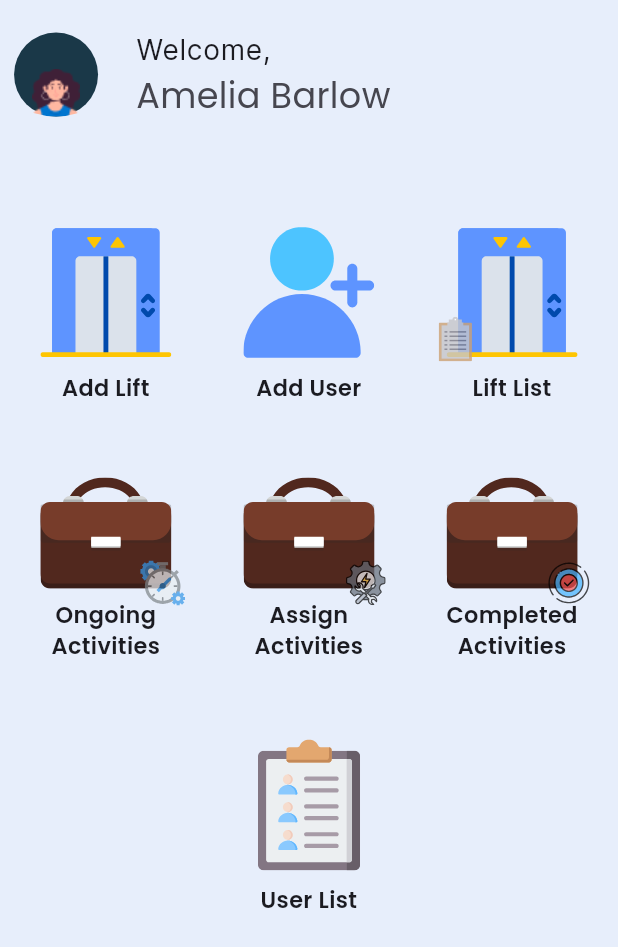
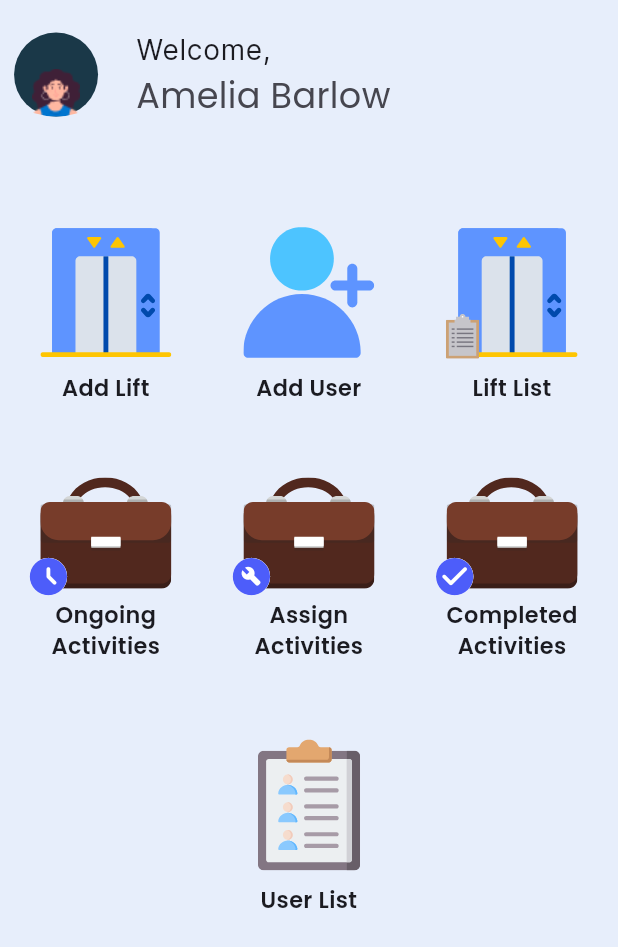
Before and after one commit to iam-niraj/neerp, a Flutter app: the DashboardView screen opened directly, on a phone screen of 412 x 824 dp. Shown: the top 947 px of the screen. Run offline on Flutter 3.47's test engine with Material 2 defaults, Android fonts, the phone set to English and light mode, and no system bars; our stand-ins replace bloc, bloc_concurrency, dartz, equatable, flutter_bloc, flutter_screenutil and 3 more; missing offline and left inert: api_cache_manager, flow_builder; accounts and stored records are empty.

Commit message:
minor changes #15

```diff
--- a/lib/app/main.dart
+++ b/lib/app/main.dart
@@ -90,7 +90,8 @@ class MyAppView extends StatelessWidget {
         themeMode: themeMode,
         theme: theme(ThemeMode.light, settings),
         darkTheme: theme(ThemeMode.dark, settings),
-        builder: (context, child) {
+        home: DashboardView(),
+        /*  builder: (context, child) {
           return BlocListener<AuthBlocBloc, AuthBlocState>(
             listener: (context, state) {
               switch (state.status) {
@@ -113,7 +114,7 @@ class MyAppView extends StatelessWidget {
             child: child,
           );
         },
-        onGenerateRoute: (_) => SplashPage.route(),
+        onGenerateRoute: (_) => SplashPage.route(), */
       ),
     );
   }
--- /dev/null
+++ b/lib/models/completed_activity/completed_activities__list_error_response.dart
@@ -0,0 +1,28 @@
+import 'dart:convert';
+
+CompletedActivitiesListErrorResponse completedActivitiesErrorResponseJson(
+        String str) =>
+    CompletedActivitiesListErrorResponse.fromJson(json.decode(str));
+
+class CompletedActivitiesListErrorResponse {
+  int? success;
+  List<String>? result;
+  String? errorMsg;
+
+  CompletedActivitiesListErrorResponse(
+      {this.success, this.result, this.errorMsg});
+
+  CompletedActivitiesListErrorResponse.fromJson(Map<String, dynamic> json) {
+    success = json['success'];
+    result = json['result'].cast<String>();
+    errorMsg = json['error_msg'];
+  }
+
+  Map<String, dynamic> toJson() {
+    final Map<String, dynamic> data = Map<String, dynamic>();
+    data['success'] = success;
+    data['result'] = result;
+    data['error_msg'] = errorMsg;
+    return data;
+  }
+}
--- /dev/null
+++ b/lib/models/completed_activity/request_completed_activities.dart
@@ -0,0 +1,18 @@
+class RequestCompletedActivitiesList {
+  String? token;
+  String? userId;
+
+  RequestCompletedActivitiesList({this.token, this.userId});
+
+  RequestCompletedActivitiesList.fromJson(Map<String, dynamic> json) {
+    token = json['token'];
+    userId = json['user_id'];
+  }
+
+  Map<String, dynamic> toJson() {
+    final Map<String, dynamic> data = <String, dynamic>{};
+    data['token'] = token;
+    data['user_id'] = userId;
+    return data;
+  }
+}
--- a/lib/screens/Dashboard/components/dashboard_item.dart
+++ b/lib/screens/Dashboard/components/dashboard_item.dart
@@ -14,7 +14,7 @@ class Item extends StatelessWidget {
       this.onTap});
 
   final String icon;
-  final String? icon2;
+  final Widget? icon2;
   final String title;
   final bool isTextTopPadding;
   final bool isLiftList;
@@ -53,29 +53,15 @@ class Item extends StatelessWidget {
             ),
             isLiftList
                 ? Positioned(
-                    bottom: 30.h,
-                    left: 10.w,
-                    child: Opacity(
-                      opacity: 0.8,
-                      child: SvgPicture.asset(
-                        icon2!,
-                        height: 32.h,
-                        width: 32.w,
-                      ),
-                    ),
+                    bottom: 32.h,
+                    left: 15.w,
+                    child: icon2!,
                   )
                 : icon2 != null
                     ? Positioned(
-                        bottom: 40.h,
-                        right: 10.w,
-                        child: Opacity(
-                          opacity: 0.7,
-                          child: SvgPicture.asset(
-                            icon2!,
-                            height: 32.h,
-                            width: 32.w,
-                          ),
-                        ),
+                        bottom: 45.h,
+                        left: 10.w,
+                        child: icon2!,
                       )
                     : Container(),
           ],
--- a/lib/screens/Dashboard/dashboard_view.dart
+++ b/lib/screens/Dashboard/dashboard_view.dart
@@ -2,9 +2,12 @@
 
 import 'package:flutter/material.dart';
 import 'package:flutter_screenutil/flutter_screenutil.dart';
+import 'package:flutter_svg/flutter_svg.dart';
 import 'package:neerp/screens/Add%20Lift/add_lift.dart';
+import 'package:neerp/screens/Completed%20Activity/completed_activity.dart';
 import 'package:neerp/screens/Dashboard/components/dashboard_item.dart';
 import 'package:neerp/screens/Lift%20List/lift_list_view.dart';
+import 'package:neerp/utils/colors.dart';
 import 'package:neerp/utils/constants.dart';
 
 class DashboardView extends StatelessWidget {
@@ -87,7 +90,11 @@ class DashboardView extends StatelessWidget {
                       ),
                       Item(
                         icon: "assets/images/lift.svg",
-                        icon2: "assets/images/list.svg",
+                        icon2: SvgPicture.asset(
+                          "assets/images/list.svg",
+                          height: 32.h,
+                          width: 32.w,
+                        ),
                         isLiftList: true,
                         title: "Lift List",
                         isTextTopPadding: true,
@@ -107,7 +114,20 @@ class DashboardView extends StatelessWidget {
                     children: [
                       Item(
                         icon: 'assets/images/job.svg',
-                        icon2: 'assets/images/timer.svg',
+                        icon2: Stack(
+                          children: [
+                            Icon(
+                              Icons.circle_sharp,
+                              color: white,
+                              size: 32.h,
+                            ),
+                            Icon(
+                              Icons.access_time_filled_rounded,
+                              color: kPrimaryColor,
+                              size: 32.h,
+                            ),
+                          ],
+                        ),
                         title: "Ongoing Activities",
                         isTextTopPadding: false,
                       ),
@@ -116,7 +136,20 @@ class DashboardView extends StatelessWidget {
                       ),
                       Item(
                         icon: "assets/images/job.svg",
-                        icon2: 'assets/images/assign.svg',
+                        icon2: Stack(
+                          children: [
+                            Icon(
+                              Icons.circle_sharp,
+                              color: white,
+                              size: 32.h,
+                            ),
+                            Icon(
+                              Icons.build_circle_rounded,
+                              color: kPrimaryColor,
+                              size: 32.h,
+                            ),
+                          ],
+                        ),
                         title: "Assign Activities",
                         isTextTopPadding: false,
                       ),
@@ -125,9 +158,24 @@ class DashboardView extends StatelessWidget {
                       ),
                       Item(
                         icon: "assets/images/job.svg",
-                        icon2: 'assets/images/completed.svg',
+                        icon2: Stack(
+                          children: [
+                            Icon(
+                              Icons.circle_sharp,
+                              color: white,
+                              size: 32.h,
+                            ),
+                            Icon(
+                              Icons.check_circle_rounded,
+                              color: kPrimaryColor,
+                              size: 32.h,
+                            ),
+                          ],
+                        ),
                         title: "Completed Activities",
                         isTextTopPadding: false,
+                        onTap: () => Navigator.push(
+                            context, CompletedctivityScreen.route()),
                       )
                     ],
                   ),
--- a/lib/screens/Lift List/components/lift_card.dart
+++ b/lib/screens/Lift List/components/lift_card.dart
@@ -1,8 +1,6 @@
 import 'package:flutter/material.dart';
 import 'package:flutter_screenutil/flutter_screenutil.dart';
 import 'package:neerp/models/lift_list/lift_response_model.dart';
-import 'package:neerp/screens/Lift%20List/components/button.dart';
-import 'package:neerp/utils/colors.dart';
 
 import '../../../utils/components/data_card.dart';
 
```
Also changed, not shown: lib/models/completed_activity/completed_activities_list_response.dart (added, +123 -0 lines), lib/screens/Add Lift/add_lift.dart (+2 -6 lines), lib/screens/Completed Activity/bloc/completed_activity_bloc.dart (added, +57 -0 lines), lib/screens/Completed Activity/bloc/completed_activity_event.dart (added, +18 -0 lines), lib/screens/Completed Activity/bloc/completed_activity_state.dart (added, +36 -0 lines), lib/screens/Completed Activity/completed_activity.dart (+66 -15 lines), lib/screens/Completed Activity/components/completed_activity_card.dart (added, +48 -0 lines), lib/utils/config/services/api_service.dart (+36 -0 lines), lib/utils/theme/theme.dart (+6 -1 lines).
